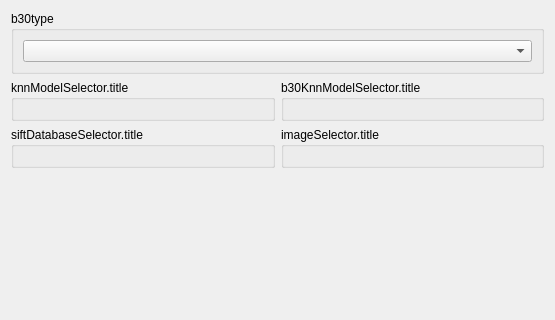
ArcaeaOffline/client-pyside6, file ui/designer/tabs/tabOcr/tabOcr_B30.ui: the form before one commit; both pictures show x 0 to 555 and y 0 to 320 of the 555 by 461 pixel window.
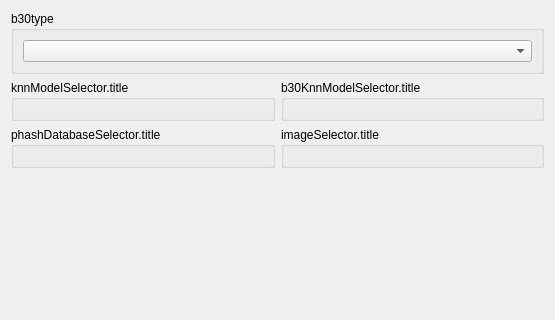
The form after the commit. Custom widgets are drawn as their Qt base class.

Commit message: wip: `ImagePHashDatabase` & `SizesV2`

```diff
--- a/ui/designer/tabs/tabOcr/tabOcr_B30.ui
+++ b/ui/designer/tabs/tabOcr/tabOcr_B30.ui
@@ -59,7 +59,7 @@
      <item>
       <widget class="QGroupBox" name="groupBox_4">
        <property name="title">
-        <string>siftDatabaseSelector.title</string>
+        <string>phashDatabaseSelector.title</string>
        </property>
        <layout class="QVBoxLayout" name="verticalLayout_5">
         <item>
```
Left out of the diff: 2 changed lines with no effect on the pictures. The commit also changes 6 other files.
